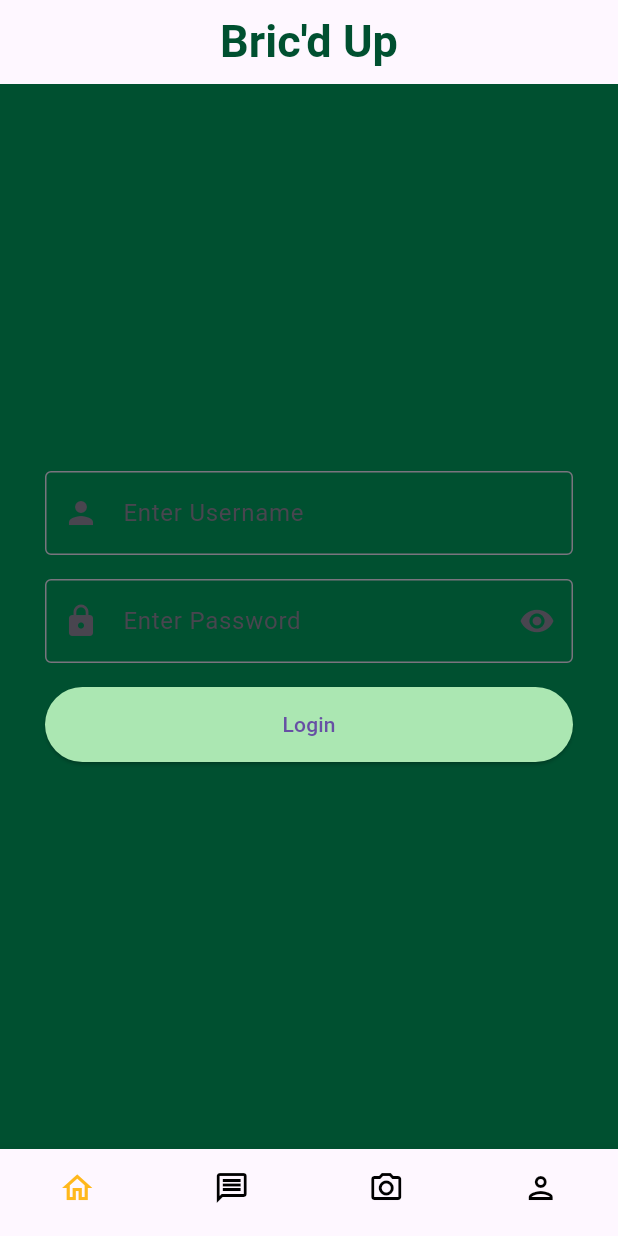
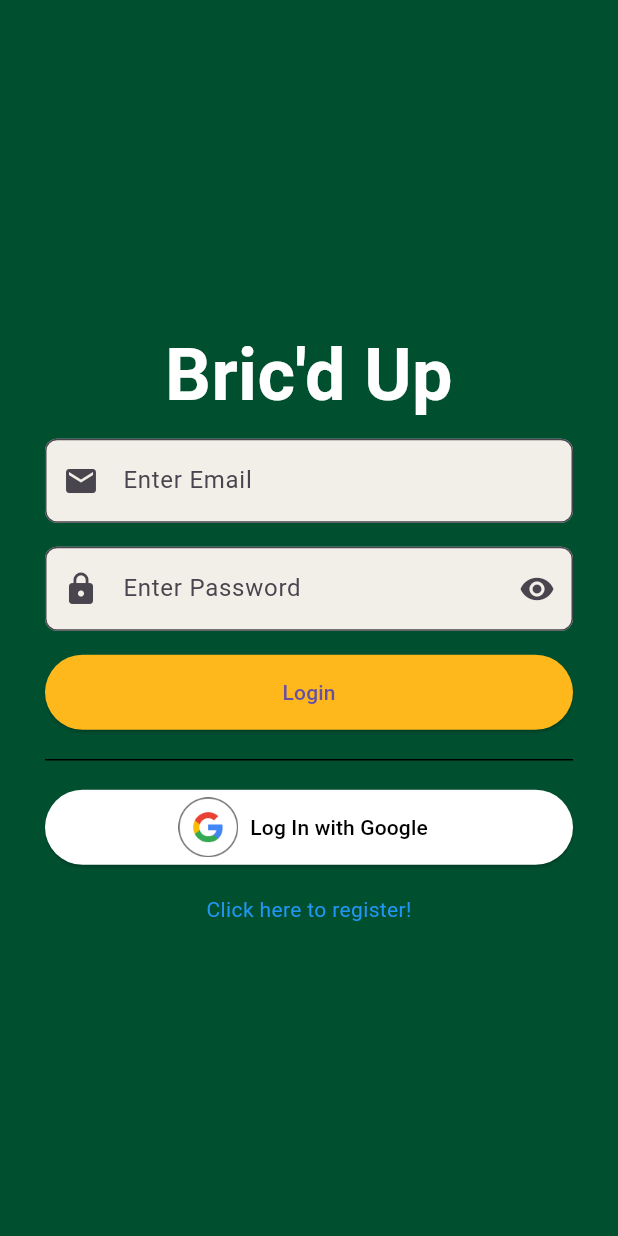
Before and after one commit to MAD-Bric-d-Up/Real-Bricd-Up, a Flutter app: the screen it shows after launch, on a phone screen of 412 x 824 dp. Run offline on Flutter 3.47's test engine with Material 3 defaults, Android fonts, the phone set to English and light mode, and no system bars; our stand-ins replace camera, cloud_firestore, firebase_auth, firebase_core, google_sign_in; accounts and stored records are empty.

Commit message:
added login with email and password and registering with firebase and a lot of organizational code

```diff
--- a/lib/components/appbar.dart
+++ b/lib/components/appbar.dart
@@ -20,6 +20,7 @@ class CustomAppBar extends StatelessWidget implements PreferredSizeWidget {
         ),
       ),
       centerTitle: true,
+      backgroundColor: AppColors.primaryBeige,
     );
   }
 
--- /dev/null
+++ b/lib/components/google_sign_in.dart
@@ -0,0 +1,46 @@
+
+import 'package:flutter/material.dart';
+import 'package:google_sign_in/google_sign_in.dart';
+
+class GoogleLoginButton extends StatelessWidget {
+  GoogleLoginButton({super.key});
+
+  static const List<String> scopes = <String>[
+    'email',
+  ];
+
+  static final GoogleSignIn _googleSignIn = GoogleSignIn.instance;
+
+  Future<void> _handleSignIn() async {
+    try {
+      final GoogleSignInAccount? googleUser = await _googleSignIn.authenticate(
+        scopeHint: scopes
+      );
+
+      if (googleUser != null) {
+        // do something
+      } else {
+        // do something else
+      }
+    } catch (error) {
+      print("bruh moment with login with google");
+    }
+  }
+
+  @override
+  Widget build(BuildContext context) {
+    return ElevatedButton.icon(
+      icon: Image.asset(
+        'lib/assets/google_logo_2.png',
+        height: 40,
+      ),
+      label: const Text('Log In with Google'),
+      onPressed: _handleSignIn,
+      style: ElevatedButton.styleFrom(
+        foregroundColor: Colors.black,
+        backgroundColor: Colors.white,
+        minimumSize: const Size(double.infinity, 50),
+      ),
+    );
+  }
+}
--- a/lib/components/navbar.dart
+++ b/lib/components/navbar.dart
@@ -1,3 +1,4 @@
+import 'package:bricd_up/constants/app_colors.dart';
 import 'package:flutter/material.dart';
 
 /// This defines the navigation bar at the bottom of the screen
@@ -48,6 +49,7 @@ class NavBar extends StatelessWidget implements PreferredSizeWidget {
         unselectedItemColor: Colors.black,
         showSelectedLabels: false,
         showUnselectedLabels: false,
+        backgroundColor: AppColors.primaryBeige,
         type: BottomNavigationBarType.fixed,
       ),
     );
--- /dev/null
+++ b/lib/models/user.dart
@@ -0,0 +1,35 @@
+import 'package:cloud_firestore/cloud_firestore.dart';
+import 'package:flutter/material.dart';
+
+class UserProfile extends ChangeNotifier {
+  final String uid;
+  final String email;
+  final String username;
+  final DateTime createdAt;
+
+  UserProfile({
+    required this.uid,
+    required this.email,
+    required this.username,
+    required this.createdAt,
+  });
+
+  factory UserProfile.fromMap(Map<String, dynamic> data) {
+    return UserProfile(
+      uid: data['uid'] ?? '',
+      email: data['email'] ?? '',
+      username: data['username'] ?? '',
+      createdAt: (data['createdAt'] as Timestamp).toDate(),
+    );
+  }
+
+  Map<String, dynamic> toMap() {
+    return {
+      'uid': uid,
+      'email': email,
+      'username': username,
+      'createdAt': Timestamp.fromDate(createdAt),
+    };
+  }
+
+}
--- a/lib/pages/login.dart
+++ b/lib/pages/login.dart
@@ -1,6 +1,16 @@
-import 'package:bricd_up/components/appbar.dart';
-import 'package:bricd_up/components/navbar.dart';
+import 'package:bricd_up/components/google_sign_in.dart';
+import 'package:bricd_up/constants/app_colors.dart';
+import 'package:bricd_up/models/user.dart';
+import 'package:bricd_up/pages/feed.dart';
+import 'package:bricd_up/pages/register.dart';
+import 'package:bricd_up/providers/user_provider.dart';
+import 'package:cloud_firestore/cloud_firestore.dart';
+import 'package:firebase_auth/firebase_auth.dart';
 import 'package:flutter/material.dart';
+import 'package:provider/provider.dart';
+
+final FirebaseAuth _auth = FirebaseAuth.instance;
+final FirebaseFirestore _firestore = FirebaseFirestore.instance;
 
 class Login extends StatefulWidget {
   const Login({super.key});
@@ -11,8 +21,8 @@ class Login extends StatefulWidget {
 
 class _LoginState extends State<Login> {
 
-  // Username and Password Text Controllers
-  final TextEditingController _usernameController = TextEditingController();
+  // Email and Password Text Controllers
+  final TextEditingController _emailController = TextEditingController();
   final TextEditingController _passwordController = TextEditingController();
 
   bool _passwordVisible = true;
@@ -20,7 +30,7 @@ class _LoginState extends State<Login> {
   /// Good practice to dispose to prevent memory leaks
   @override
   void dispose() {
-    _usernameController.dispose();
+    _emailController.dispose();
     _passwordController.dispose();
     super.dispose();
   }
@@ -29,24 +39,48 @@ class _LoginState extends State<Login> {
   Widget build(BuildContext context) {
     // Scaffolds are basic visual structures that act as a foundation layout for a screen
     return Scaffold(
-      backgroundColor: const Color(0xFF005030), // body bg color
-      appBar: const CustomAppBar(),
-      bottomNavigationBar: const NavBar(),
+      backgroundColor: AppColors.primaryGreen, // body bg color
 
       // Main Body Content Here
       body: Padding(
         padding: const EdgeInsets.all(30.0),
+        child: SizedBox(
+          width: double.infinity,
           child: Column(
             mainAxisAlignment: MainAxisAlignment.center,
+            crossAxisAlignment: CrossAxisAlignment.center,
             children: <Widget>[
 
-            // Username Input
-            TextField(
-              controller: _usernameController,
+              const Padding(
+                padding: EdgeInsets.all(8.0),
+                child: SizedBox(
+                  width: double.infinity,
+                  child: Text(
+                    "Bric'd Up",
+                    textAlign: TextAlign.center,
+                    style: TextStyle(
+                      color: Colors.white,
+                      fontSize: 48,
+                      fontWeight: FontWeight.w600,
+                    ),
+                  ),
+                ),
+              ),
+
+              // email Input
+              SizedBox(
+                width: 450,
+                child: TextField(
+                  controller: _emailController,
                   decoration: const InputDecoration(
-                labelText: 'Enter Username',
-                border: OutlineInputBorder(),
-                prefixIcon: Icon(Icons.person),
+                    labelText: 'Enter Email',
+                    border: OutlineInputBorder(
+                      borderRadius: BorderRadius.all(Radius.circular(8.0)),
+                    ),
+                    prefixIcon: Icon(Icons.mail),
+                    filled: true,
+                    fillColor: AppColors.primaryBeige,
+                  ),
                 ),
               ),
 
@@ -54,11 +88,17 @@ class _LoginState extends State<Login> {
               const SizedBox(height: 16.0),
 
               // Password Input
-            TextField(
+              SizedBox(
+                width: 450,
+                child: TextField(
                   controller: _passwordController,
                   decoration: InputDecoration(
                     labelText: 'Enter Password',
-                border: OutlineInputBorder(),
+                    border: OutlineInputBorder(
+                      borderRadius: BorderRadius.all(Radius.circular(8.0)),
+                    ),
+                    filled: true,
+                    fillColor: AppColors.primaryBeige,
                     prefixIcon: Icon(Icons.lock),
                     suffixIcon: IconButton(
                       onPressed: () {
@@ -73,40 +113,152 @@ class _LoginState extends State<Login> {
                   ),
                   obscureText: _passwordVisible,
                 ),
+              ),
 
               // spacer
               const SizedBox(height: 16.0),
 
               // Login Button
-            ElevatedButton(
-              onPressed: _login,
+              SizedBox(
+                width: 450,
+                child: ElevatedButton(
+                  onPressed: _handleLogin,
                   style: ElevatedButton.styleFrom(
                     minimumSize: const Size.fromHeight(50),
-                backgroundColor: const Color(0xFFABE7B2)
+                    backgroundColor: AppColors.navbarGold,
                   ),
                   child: const Text('Login'),
                 ),
+              ),
+
+              // Line Divider
+              SizedBox(
+                width: 450,
+                child: const Divider(
+                  color: Colors.black,
+                  height: 40.0,
+                  thickness: 1,
+                ),
+              ),
+
+              // Google button
+              SizedBox(
+                width: 450,
+                child: GoogleLoginButton(),
+              ),
+
+              GestureDetector(
+                onTap: () => _navRegister(context),
+                child: const Padding(
+                  padding: EdgeInsets.only(top: 20.0),
+                  child: Text(
+                    'Click here to register!',
+                    style: TextStyle(
+                      color: Colors.blue,
+                    ),
+                  ),
+                ),
+              )
 
             ],
+          ),
         )
       ),
     );
   }
 
-  /// Performs login validation logic and calls backend
-  /// TODO: setup Firebase Auth and Storage
-  void _login() {
-    String username = _usernameController.text;
+  Future<void> _handleLogin() async {
+    String email = _emailController.text;
     String password = _passwordController.text;
 
-    if (username.isEmpty || password.isEmpty) {
+    // perform input validation
+    if (email.isEmpty || password.isEmpty) {
       ScaffoldMessenger.of(context).showSnackBar(
         const SnackBar(content: Text('Missing username or password field.')),
       );
     } else {
+      User? user = await _doLogin(email, password);
+
+      if (user != null) {
+        _onLoginSuccess(user);
+      } else {
         ScaffoldMessenger.of(context).showSnackBar(
-        SnackBar(content: Text('Username: $username, Password: $password')),
+          const SnackBar(content: Text('Error logging in.')),
         );
       }
     }
   }
+
+  /// Performs login validation logic and calls backend
+  Future<User?> _doLogin(String email, String password) async {
+    try {
+      final UserCredential userCredential = await _auth.signInWithEmailAndPassword(
+        email: email,
+        password: password
+      );
+
+      return userCredential.user;
+    } on FirebaseAuthException catch (error) {
+      print(error);
+    }
+  }
+
+  void _onLoginSuccess(User user) async {
+
+    Map<String, dynamic>? profileData = await _fetchUserProfileData(user.uid);
+
+    if (profileData != null) {
+      final UserProfile userProfile = UserProfile.fromMap(profileData);
+
+      final model = Provider.of<UserProvider>(context, listen: false);
+
+      model.setUserProfile(userProfile);
+    } else {
+      print('Profile data missing.');
+    }
+
+    Navigator.pushReplacement(
+      context,
+      MaterialPageRoute(
+        builder: (context) => const Feed(),
+      )
+    );
+  }
+
+  Future<Map<String, dynamic>?> _fetchUserProfileData(String uid) async {
+    try {
+      if (FirebaseAuth.instance.currentUser == null) {
+        print("firestone fetch attmpted before session was establisehd");
+        return null;
+      }
+
+      final String activeUid = FirebaseAuth.instance.currentUser!.uid;
+
+      if (activeUid != uid) {
+        print("mismatch in uids");
+        return null;
+      }
+
+      final DocumentSnapshot doc = await _firestore.collection('users').doc(uid).get();
+
+      if (doc.exists) {
+        return doc.data() as Map<String, dynamic>?;
+      } else {
+        print("User Profile not found for UID: ${uid}");
+      }
+    } catch (e) {
+      print(e);
+      return null;
+    }
+  }
+
+  void _navRegister(BuildContext context) {
+    Navigator.push(
+      context,
+      MaterialPageRoute(
+        builder: (context) => const Register(),
+      )
+    );
+  }
+
+}
--- /dev/null
+++ b/lib/providers/user_provider.dart
@@ -0,0 +1,13 @@
+import 'package:bricd_up/models/user.dart';
+import 'package:flutter/material.dart';
+
+class UserProvider extends ChangeNotifier {
+  UserProfile? _userProfile;
+
+  UserProfile? get userProfile => _userProfile;
+
+  void setUserProfile(UserProfile profile) {
+    _userProfile = profile;
+    notifyListeners();
+  }
+}
--- a/pubspec.yaml
+++ b/pubspec.yaml
@@ -11,6 +11,10 @@ dependencies:
     sdk: flutter
   camera: ^0.11.3
   firebase_core: ^4.2.1
+  google_sign_in: ^7.2.0
+  provider: ^6.1.5+1
+  firebase_auth: ^6.1.2
+  cloud_firestore: ^6.1.0
 
 dev_dependencies:
   flutter_test:
@@ -19,3 +23,5 @@ dev_dependencies:
 
 flutter:
   uses-material-design: true
+  assets:
+    - lib/assets/
```
Also changed, not shown: lib/main.dart (+12 -3 lines), lib/pages/feed.dart (added, +27 -0 lines), lib/pages/register.dart (added, +266 -0 lines), lib/assets/google_logo_1.png (added), lib/assets/google_logo_2.png (added). Lines whose indentation alone changed are shown as unchanged.
